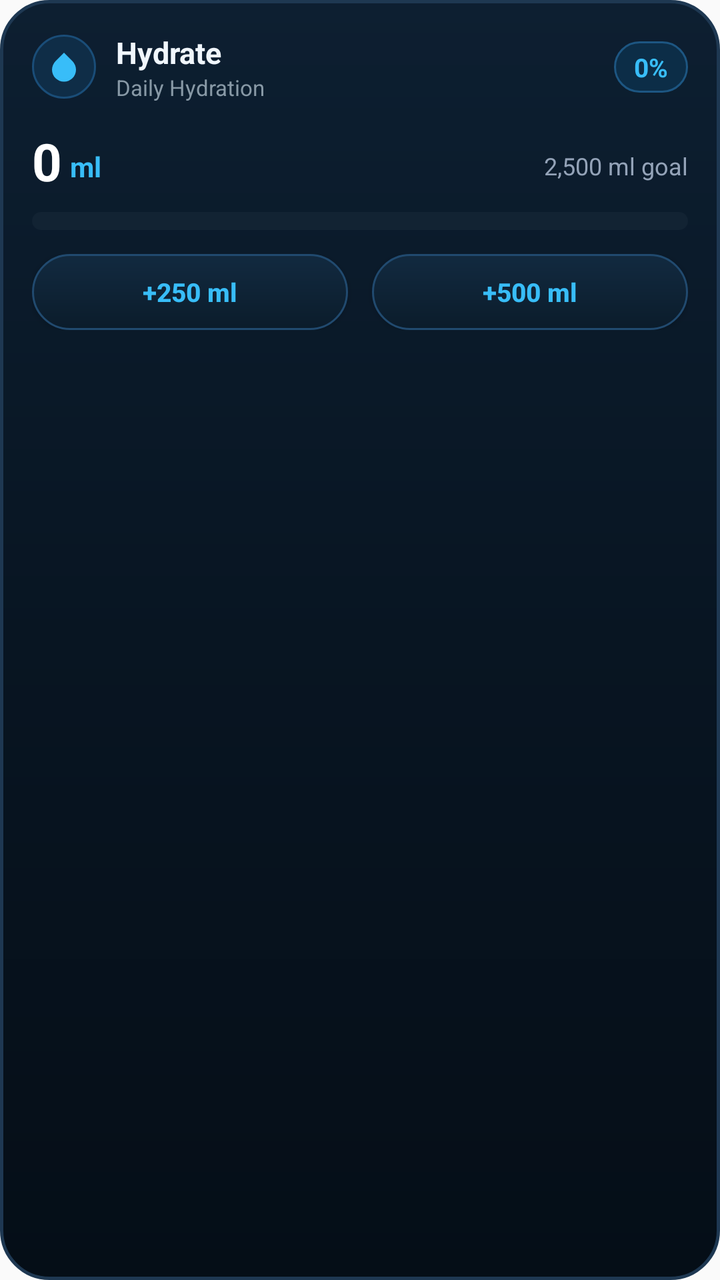
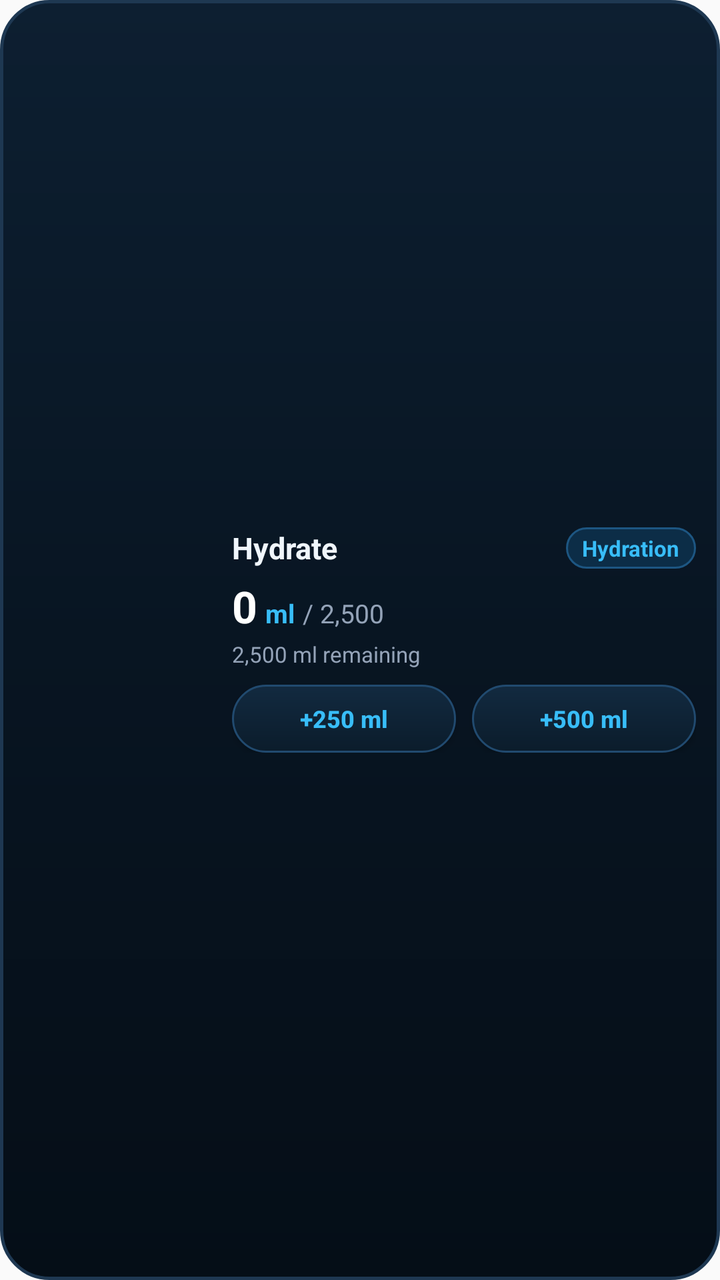

An Android layout rendered at two revisions. The XML below is the earlier revision; the diff shows what the commit changed to produce the second picture.
<!-- AndroidManifest.xml: application theme AppTheme -->
<!-- res/layout/hydration_widget.xml -->
<?xml version="1.0" encoding="utf-8"?>
<LinearLayout xmlns:android="http://schemas.android.com/apk/res/android"
    android:id="@+id/widget_root"
    android:layout_width="match_parent"
    android:layout_height="match_parent"
    android:orientation="vertical"
    android:background="@drawable/widget_bg"
    android:padding="16dp">

    
    <LinearLayout
        android:layout_width="match_parent"
        android:layout_height="wrap_content"
        android:orientation="horizontal"
        android:gravity="center_vertical">

        
        <FrameLayout
            android:layout_width="32dp"
            android:layout_height="32dp"
            android:background="@drawable/widget_icon_bg">

            <ImageView
                android:layout_width="18dp"
                android:layout_height="18dp"
                android:layout_gravity="center"
                android:src="@drawable/ic_water_drop"
                android:contentDescription="@string/app_name" />
        </FrameLayout>

        
        <LinearLayout
            android:layout_width="0dp"
            android:layout_height="wrap_content"
            android:layout_weight="1"
            android:layout_marginStart="10dp"
            android:orientation="vertical">

            <TextView
                android:id="@+id/widget_title"
                android:layout_width="wrap_content"
                android:layout_height="wrap_content"
                android:text="@string/app_name"
                android:textColor="#F0F6FC"
                android:textSize="15sp"
                android:textStyle="bold" />

            <TextView
                android:id="@+id/widget_subtitle"
                android:layout_width="wrap_content"
                android:layout_height="wrap_content"
                android:text="Daily Hydration"
                android:textColor="#8899A6"
                android:textSize="11sp" />
        </LinearLayout>

        
        <TextView
            android:id="@+id/widget_pct"
            android:layout_width="wrap_content"
            android:layout_height="wrap_content"
            android:background="@drawable/widget_badge_bg"
            android:paddingHorizontal="10dp"
            android:paddingVertical="4dp"
            android:text="0%"
            android:textColor="#38BDF8"
            android:textSize="13sp"
            android:textStyle="bold" />
    </LinearLayout>

    
    <LinearLayout
        android:layout_width="match_parent"
        android:layout_height="wrap_content"
        android:orientation="horizontal"
        android:gravity="bottom"
        android:layout_marginTop="12dp">

        <TextView
            android:id="@+id/widget_intake"
            android:layout_width="wrap_content"
            android:layout_height="wrap_content"
            android:text="0"
            android:textColor="#FFFFFF"
            android:textSize="26sp"
            android:textStyle="bold" />

        <TextView
            android:id="@+id/widget_unit"
            android:layout_width="wrap_content"
            android:layout_height="wrap_content"
            android:layout_marginStart="4dp"
            android:layout_marginBottom="2dp"
            android:text="ml"
            android:textColor="#38BDF8"
            android:textSize="14sp"
            android:textStyle="bold" />

        <TextView
            android:id="@+id/widget_status"
            android:layout_width="0dp"
            android:layout_height="wrap_content"
            android:layout_weight="1"
            android:layout_marginStart="10dp"
            android:layout_marginBottom="3dp"
            android:gravity="end"
            android:text="2,500 ml goal"
            android:textColor="#94A3B8"
            android:textSize="12sp"
            android:singleLine="true" />
    </LinearLayout>

    
    <ProgressBar
        android:id="@+id/widget_progress"
        style="?android:attr/progressBarStyleHorizontal"
        android:layout_width="match_parent"
        android:layout_height="9dp"
        android:layout_marginTop="8dp"
        android:layout_marginBottom="12dp"
        android:max="100"
        android:progress="0"
        android:progressDrawable="@drawable/widget_progress" />

    
    <LinearLayout
        android:layout_width="match_parent"
        android:layout_height="wrap_content"
        android:orientation="horizontal">

        <Button
            android:id="@+id/widget_btn_250"
            android:layout_width="0dp"
            android:layout_height="38dp"
            android:layout_weight="1"
            android:layout_marginEnd="6dp"
            android:background="@drawable/widget_btn_bg"
            android:text="+250 ml"
            android:textColor="#38BDF8"
            android:textSize="13sp"
            android:textStyle="bold"
            android:textAllCaps="false" />

        <Button
            android:id="@+id/widget_btn_500"
            android:layout_width="0dp"
            android:layout_height="38dp"
            android:layout_weight="1"
            android:layout_marginStart="6dp"
            android:background="@drawable/widget_btn_bg"
            android:text="+500 ml"
            android:textColor="#38BDF8"
            android:textSize="13sp"
            android:textStyle="bold"
            android:textAllCaps="false" />
    </LinearLayout>

</LinearLayout>
<!-- resources referenced by this layout -->
<resources>
  <!-- drawable ic_water_drop (drawable) -->
  <?xml version="1.0" encoding="utf-8"?>
  <vector xmlns:android="http://schemas.android.com/apk/res/android"
      android:width="24dp"
      android:height="24dp"
      android:viewportWidth="24"
      android:viewportHeight="24">
      <path
          android:fillColor="#38BDF8"
          android:pathData="M12,2.69l5.66,5.66a8,8 0,1,1 -11.31,0z" />
  </vector>
  <!-- drawable widget_badge_bg (drawable) -->
  <?xml version="1.0" encoding="utf-8"?>
  <shape xmlns:android="http://schemas.android.com/apk/res/android"
      android:shape="rectangle">
      <solid android:color="#0C2D47" />
      <corners android:radius="999dp" />
      <stroke android:width="1dp" android:color="#1D5682" />
  </shape>
  <!-- drawable widget_bg (drawable) -->
  <?xml version="1.0" encoding="utf-8"?>
  <shape xmlns:android="http://schemas.android.com/apk/res/android"
      android:shape="rectangle">
      <gradient
          android:startColor="#0D1F31"
          android:centerColor="#081522"
          android:endColor="#050E17"
          android:angle="270" />
      <corners android:radius="24dp" />
      <stroke android:width="1.5dp" android:color="#1E3852" />
  </shape>
  <!-- drawable widget_btn_bg (drawable) -->
  <?xml version="1.0" encoding="utf-8"?>
  <shape xmlns:android="http://schemas.android.com/apk/res/android"
      android:shape="rectangle">
      <gradient
          android:startColor="#122A40"
          android:endColor="#0B1C2B"
          android:angle="270" />
      <corners android:radius="999dp" />
      <stroke android:width="1dp" android:color="#214A6F" />
  </shape>
  <!-- drawable widget_icon_bg (drawable) -->
  <?xml version="1.0" encoding="utf-8"?>
  <shape xmlns:android="http://schemas.android.com/apk/res/android"
      android:shape="oval">
      <solid android:color="#0F2D47" />
      <stroke android:width="1dp" android:color="#1A4D78" />
  </shape>
  <!-- drawable widget_progress (drawable) -->
  <?xml version="1.0" encoding="utf-8"?>
  <layer-list xmlns:android="http://schemas.android.com/apk/res/android">
      <item android:id="@android:id/background">
          <shape>
              <corners android:radius="999dp" />
              <solid android:color="#122333" />
          </shape>
      </item>
      <item android:id="@android:id/progress">
          <clip>
              <shape>
                  <corners android:radius="999dp" />
                  <gradient
                      android:startColor="#38BDF8"
                      android:endColor="#2563EB"
                      android:angle="0" />
              </shape>
          </clip>
      </item>
  </layer-list>
  <string name="app_name">Hydrate</string>
  <style name="AppTheme" parent="Theme.AppCompat.DayNight.NoActionBar">
      <item name="android:editTextBackground">@drawable/rn_edit_text_material</item>
      <item name="colorPrimary">@color/colorPrimary</item>
      <item name="android:statusBarColor">@android:color/transparent</item>
      <item name="android:navigationBarColor">@android:color/transparent</item>
    </style>
  <!-- drawable rn_edit_text_material (drawable) -->
  <?xml version="1.0" encoding="utf-8"?>
  <inset xmlns:android="http://schemas.android.com/apk/res/android"
         android:insetLeft="@dimen/abc_edit_text_inset_horizontal_material"
         android:insetRight="@dimen/abc_edit_text_inset_horizontal_material"
         android:insetTop="@dimen/abc_edit_text_inset_top_material"
         android:insetBottom="@dimen/abc_edit_text_inset_bottom_material"
         >
  
      <selector>
          
          <item android:state_enabled="false" android:drawable="@drawable/abc_textfield_default_mtrl_alpha"/>
          <item android:drawable="@drawable/abc_textfield_activated_mtrl_alpha"/>
      </selector>
  
  </inset>
  <color name="colorPrimary">#023c69</color>
</resources>

<!-- the commit's change to res/layout/hydration_widget.xml (unified diff, before → after) -->
@@ -3,156 +3,147 @@
     android:id="@+id/widget_root"
     android:layout_width="match_parent"
     android:layout_height="match_parent"
-    android:orientation="vertical"
+    android:orientation="horizontal"
+    android:gravity="center_vertical"
     android:background="@drawable/widget_bg"
-    android:padding="16dp">
+    android:padding="12dp">
+
+    
+    <FrameLayout
+        android:id="@+id/widget_sphere_container"
+        android:layout_width="wrap_content"
+        android:layout_height="wrap_content"
+        android:layout_gravity="center_vertical"
+        android:layout_marginEnd="12dp">
+
+        <ImageView
+            android:id="@+id/widget_sphere_image"
+            android:layout_width="92dp"
+            android:layout_height="92dp"
+            android:contentDescription="@string/app_name" />
+    </FrameLayout>
 
     
     <LinearLayout
-        android:layout_width="match_parent"
-        android:layout_height="wrap_content"
-        android:orientation="horizontal"
+        android:id="@+id/widget_info_container"
+        android:layout_width="0dp"
+        android:layout_height="match_parent"
+        android:layout_weight="1"
+        android:orientation="vertical"
         android:gravity="center_vertical">
 
         
-        <FrameLayout
-            android:layout_width="32dp"
-            android:layout_height="32dp"
-            android:background="@drawable/widget_icon_bg">
-
-            <ImageView
-                android:layout_width="18dp"
-                android:layout_height="18dp"
-                android:layout_gravity="center"
-                android:src="@drawable/ic_water_drop"
-                android:contentDescription="@string/app_name" />
-        </FrameLayout>
-
-        
         <LinearLayout
-            android:layout_width="0dp"
+            android:layout_width="match_parent"
             android:layout_height="wrap_content"
-            android:layout_weight="1"
-            android:layout_marginStart="10dp"
-            android:orientation="vertical">
+            android:orientation="horizontal"
+            android:gravity="center_vertical">
 
             <TextView
                 android:id="@+id/widget_title"
-                android:layout_width="wrap_content"
+                android:layout_width="0dp"
                 android:layout_height="wrap_content"
+                android:layout_weight="1"
                 android:text="@string/app_name"
                 android:textColor="#F0F6FC"
                 android:textSize="15sp"
                 android:textStyle="bold" />
 
             <TextView
-                android:id="@+id/widget_subtitle"
+                android:id="@+id/widget_status_badge"
                 android:layout_width="wrap_content"
                 android:layout_height="wrap_content"
-                android:text="Daily Hydration"
-                android:textColor="#8899A6"
-                android:textSize="11sp" />
+                android:background="@drawable/widget_badge_bg"
+                android:paddingHorizontal="8dp"
+                android:paddingVertical="3dp"
+                android:text="Hydration"
+                android:textColor="#38BDF8"
+                android:textSize="11sp"
+                android:textStyle="bold" />
+        </LinearLayout>
+
+        
+        <LinearLayout
+            android:layout_width="match_parent"
+            android:layout_height="wrap_content"
+            android:orientation="horizontal"
+            android:gravity="bottom"
+            android:layout_marginTop="4dp">
+
+            <TextView
+                android:id="@+id/widget_intake"
+                android:layout_width="wrap_content"
+                android:layout_height="wrap_content"
+                android:text="0"
+                android:textColor="#FFFFFF"
+                android:textSize="22sp"
+                android:textStyle="bold" />
+
+            <TextView
+                android:id="@+id/widget_unit"
+                android:layout_width="wrap_content"
+                android:layout_height="wrap_content"
+                android:layout_marginStart="4dp"
+                android:text="ml"
+                android:textColor="#38BDF8"
+                android:textSize="13sp"
+                android:textStyle="bold" />
+
+            <TextView
+                android:id="@+id/widget_goal"
+                android:layout_width="wrap_content"
+                android:layout_height="wrap_content"
+                android:layout_marginStart="4dp"
+                android:text="/ 2,500"
+                android:textColor="#94A3B8"
+                android:textSize="13sp" />
         </LinearLayout>
 
         
         <TextView
-            android:id="@+id/widget_pct"
+            android:id="@+id/widget_status"
             android:layout_width="wrap_content"
             android:layout_height="wrap_content"
-            android:background="@drawable/widget_badge_bg"
-            android:paddingHorizontal="10dp"
-            android:paddingVertical="4dp"
-            android:text="0%"
-            android:textColor="#38BDF8"
-            android:textSize="13sp"
-            android:textStyle="bold" />
-    </LinearLayout>
+            android:layout_marginTop="2dp"
+            android:text="2,500 ml remaining"
+            android:textColor="#94A3B8"
+            android:textSize="11sp"
+            android:singleLine="true" />
 
-    
-    <LinearLayout
-        android:layout_width="match_parent"
-        android:layout_height="wrap_content"
-        android:orientation="horizontal"
-        android:gravity="bottom"
-        android:layout_marginTop="12dp">
+        
+        <LinearLayout
+            android:layout_width="match_parent"
+            android:layout_height="wrap_content"
+            android:orientation="horizontal"
+            android:layout_marginTop="8dp">
 
-        <TextView
-            android:id="@+id/widget_intake"
-            android:layout_width="wrap_content"
-            android:layout_height="wrap_content"
-            android:text="0"
-            android:textColor="#FFFFFF"
-            android:textSize="26sp"
-            android:textStyle="bold" />
+            <Button
+                android:id="@+id/widget_btn_250"
+                android:layout_width="0dp"
+                android:layout_height="34dp"
+                android:layout_weight="1"
+                android:layout_marginEnd="4dp"
+                android:background="@drawable/widget_btn_bg"
+                android:text="+250 ml"
+                android:textColor="#38BDF8"
+                android:textSize="12sp"
+                android:textStyle="bold"
+                android:textAllCaps="false" />
 
-        <TextView
-            android:id="@+id/widget_unit"
-            android:layout_width="wrap_content"
-            android:layout_height="wrap_content"
-            android:layout_marginStart="4dp"
-            android:layout_marginBottom="2dp"
-            android:text="ml"
-            android:textColor="#38BDF8"
-            android:textSize="14sp"
-            android:textStyle="bold" />
+            <Button
+                android:id="@+id/widget_btn_500"
+                android:layout_width="0dp"
+                android:layout_height="34dp"
+                android:layout_weight="1"
+                android:layout_marginStart="4dp"
+                android:background="@drawable/widget_btn_bg"
+                android:text="+500 ml"
+                android:textColor="#38BDF8"
+                android:textSize="12sp"
+                android:textStyle="bold"
+                android:textAllCaps="false" />
+        </LinearLayout>
 
-        <TextView
-            android:id="@+id/widget_status"
-            android:layout_width="0dp"
-            android:layout_height="wrap_content"
-            android:layout_weight="1"
-            android:layout_marginStart="10dp"
-            android:layout_marginBottom="3dp"
-            android:gravity="end"
-            android:text="2,500 ml goal"
-            android:textColor="#94A3B8"
-            android:textSize="12sp"
-            android:singleLine="true" />
-    </LinearLayout>
-
-    
-    <ProgressBar
-        android:id="@+id/widget_progress"
-        style="?android:attr/progressBarStyleHorizontal"
-        android:layout_width="match_parent"
-        android:layout_height="9dp"
-        android:layout_marginTop="8dp"
-        android:layout_marginBottom="12dp"
-        android:max="100"
-        android:progress="0"
-        android:progressDrawable="@drawable/widget_progress" />
-
-    
-    <LinearLayout
-        android:layout_width="match_parent"
-        android:layout_height="wrap_content"
-        android:orientation="horizontal">
-
-        <Button
-            android:id="@+id/widget_btn_250"
-            android:layout_width="0dp"
-            android:layout_height="38dp"
-            android:layout_weight="1"
-            android:layout_marginEnd="6dp"
-            android:background="@drawable/widget_btn_bg"
-            android:text="+250 ml"
-            android:textColor="#38BDF8"
-            android:textSize="13sp"
-            android:textStyle="bold"
-            android:textAllCaps="false" />
-
-        <Button
-            android:id="@+id/widget_btn_500"
-            android:layout_width="0dp"
-            android:layout_height="38dp"
-            android:layout_weight="1"
-            android:layout_marginStart="6dp"
-            android:background="@drawable/widget_btn_bg"
-            android:text="+500 ml"
-            android:textColor="#38BDF8"
-            android:textSize="13sp"
-            android:textStyle="bold"
-            android:textAllCaps="false" />
     </LinearLayout>
 
 </LinearLayout>
<!-- resource entries referenced after the edit -->
@@ -1,16 +1,5 @@
 <!-- resources referenced by this layout -->
 <resources>
-  <!-- drawable ic_water_drop (drawable) -->
-  <?xml version="1.0" encoding="utf-8"?>
-  <vector xmlns:android="http://schemas.android.com/apk/res/android"
-      android:width="24dp"
-      android:height="24dp"
-      android:viewportWidth="24"
-      android:viewportHeight="24">
-      <path
-          android:fillColor="#38BDF8"
-          android:pathData="M12,2.69l5.66,5.66a8,8 0,1,1 -11.31,0z" />
-  </vector>
   <!-- drawable widget_badge_bg (drawable) -->
   <?xml version="1.0" encoding="utf-8"?>
   <shape xmlns:android="http://schemas.android.com/apk/res/android"
@@ -42,34 +31,6 @@
       <corners android:radius="999dp" />
       <stroke android:width="1dp" android:color="#214A6F" />
   </shape>
-  <!-- drawable widget_icon_bg (drawable) -->
-  <?xml version="1.0" encoding="utf-8"?>
-  <shape xmlns:android="http://schemas.android.com/apk/res/android"
-      android:shape="oval">
-      <solid android:color="#0F2D47" />
-      <stroke android:width="1dp" android:color="#1A4D78" />
-  </shape>
-  <!-- drawable widget_progress (drawable) -->
-  <?xml version="1.0" encoding="utf-8"?>
-  <layer-list xmlns:android="http://schemas.android.com/apk/res/android">
-      <item android:id="@android:id/background">
-          <shape>
-              <corners android:radius="999dp" />
-              <solid android:color="#122333" />
-          </shape>
-      </item>
-      <item android:id="@android:id/progress">
-          <clip>
-              <shape>
-                  <corners android:radius="999dp" />
-                  <gradient
-                      android:startColor="#38BDF8"
-                      android:endColor="#2563EB"
-                      android:angle="0" />
-              </shape>
-          </clip>
-      </item>
-  </layer-list>
   <string name="app_name">Hydrate</string>
   <style name="AppTheme" parent="Theme.AppCompat.DayNight.NoActionBar">
       <item name="android:editTextBackground">@drawable/rn_edit_text_material</item>
